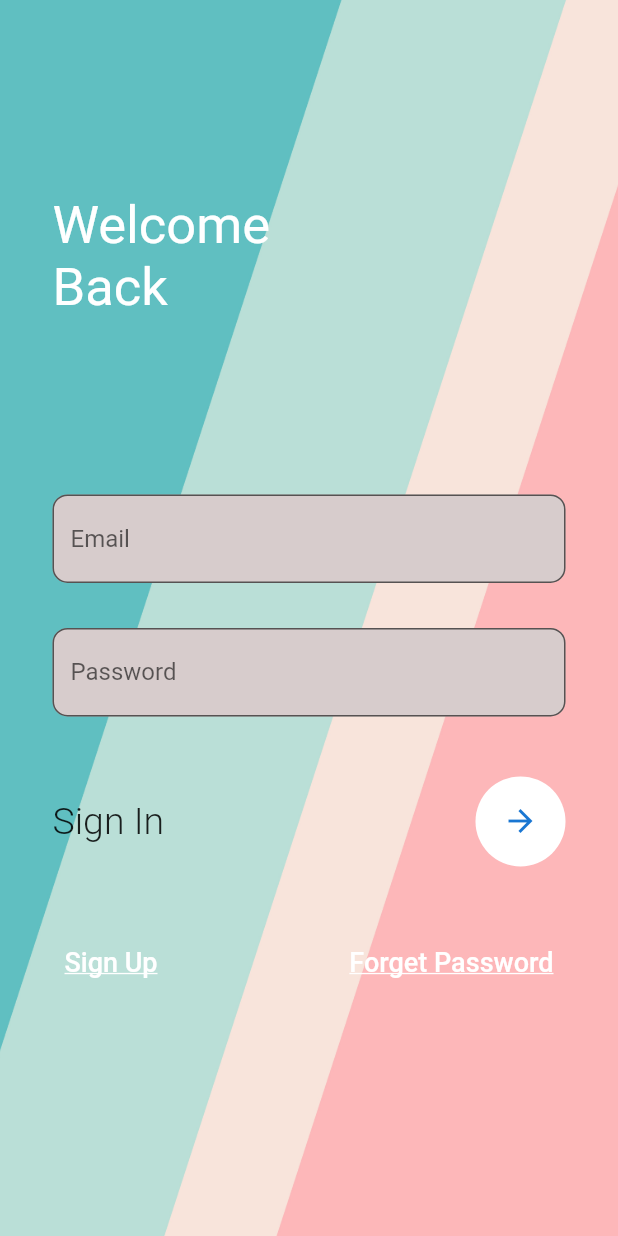
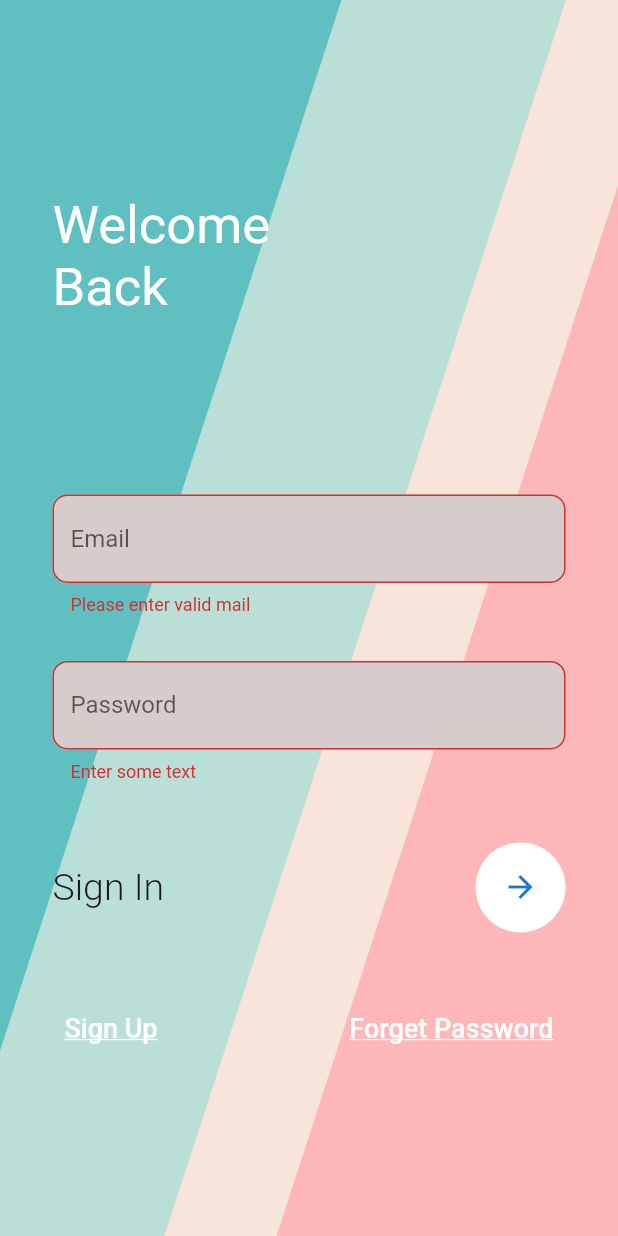
Before and after one commit to deepaksoni1010101/LoginSignupPage, a Flutter app: the screen it shows after launch, after a tap on the "arrow forward" icon, on a phone screen of 412 x 824 dp. Run offline on Flutter 3.47's test engine with Material 2 defaults, Android fonts, the phone set to English and light mode, and no system bars; our stand-ins replace email_validator.

Commit message:
validator

```diff
--- a/lib/login.dart
+++ b/lib/login.dart
@@ -1,4 +1,5 @@
 import 'package:flutter/material.dart';
+import 'package:email_validator/email_validator.dart';
 
 class MyLogin extends StatefulWidget {
   const MyLogin({Key? key}) : super(key: key);
@@ -8,6 +9,11 @@ class MyLogin extends StatefulWidget {
 }
 
 class _MyLoginState extends State<MyLogin> {
+  final _formKey = GlobalKey<FormState>();
+
+  final _emailController = TextEditingController();
+  final _passwordController = TextEditingController();
+
   @override
   Widget build(BuildContext context) {
     return Container(
@@ -32,9 +38,15 @@ class _MyLoginState extends State<MyLogin> {
                   right: 35,
                   left: 35,
                 ),
+                child: Form(
+                  key: _formKey,
                   child: Column(
                     children: [
-                    TextField(
+                      TextFormField(
+                        validator: (value) => EmailValidator.validate(value!)
+                            ? null
+                            : "Please enter valid mail",
+                        controller: _emailController,
                         decoration: InputDecoration(
                             fillColor: const Color.fromARGB(255, 215, 204, 204),
                             filled: true,
@@ -45,10 +57,14 @@ class _MyLoginState extends State<MyLogin> {
                       const SizedBox(
                         height: 30,
                       ),
-                    TextField(
+                      TextFormField(
+                          controller: _passwordController,
+                          validator: (value) =>
+                              value!.isEmpty ? "Enter some text" : null,
                           obscureText: true,
                           decoration: InputDecoration(
-                            fillColor: const Color.fromARGB(255, 215, 204, 204),
+                              fillColor:
+                                  const Color.fromARGB(255, 215, 204, 204),
                               filled: true,
                               hintText: 'Password',
                               border: OutlineInputBorder(
@@ -68,7 +84,13 @@ class _MyLoginState extends State<MyLogin> {
                               radius: 30,
                               backgroundColor: Colors.white,
                               child: IconButton(
-                              onPressed: () {},
+                                onPressed: () {
+                                  if (_formKey.currentState!.validate()) {
+                                    print('form is validated');
+                                  } else {
+                                    print('form is not validated');
+                                  }
+                                },
                                 icon: const Icon(Icons.arrow_forward),
                               ))
                         ],
@@ -108,6 +130,7 @@ class _MyLoginState extends State<MyLogin> {
                     ],
                   ),
                 ),
+              ),
             )
           ],
         ),
--- a/pubspec.yaml
+++ b/pubspec.yaml
@@ -34,6 +34,7 @@ dependencies:
   # The following adds the Cupertino Icons font to your application.
   # Use with the CupertinoIcons class for iOS style icons.
   cupertino_icons: ^1.0.2
+  email_validator: ^2.0.1
 
 dev_dependencies:
   flutter_test:
```
Also changed, not shown: pubspec.lock. Lines whose indentation alone changed are shown as unchanged.
